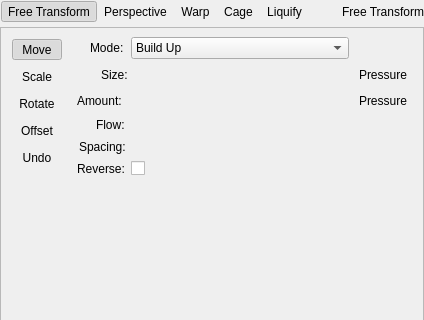
Old version of the form krita/plugins/tools/tool_transform2/wdg_tool_transform.ui in the repository KDE/krita; both pictures show x 0 to 424 and y 0 to 320 of the 424 by 558 pixel window.
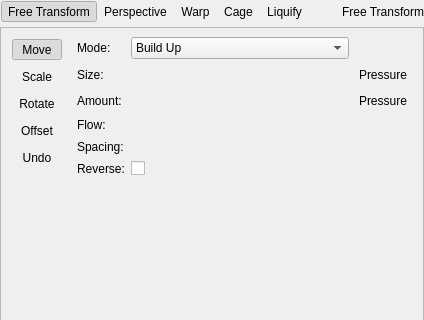
New version of the form. The open tabs and pages were chosen to show the change. Custom widgets are drawn as their Qt base class.

Patch:
```diff
--- a/krita/plugins/tools/tool_transform2/wdg_tool_transform.ui
+++ b/krita/plugins/tools/tool_transform2/wdg_tool_transform.ui
@@ -1717,7 +1717,7 @@
            <item row="4" column="1">
             <widget class="KisDoubleSliderSpinBox" name="liquifySpacingSlider" native="true"/>
            </item>
-           <item row="4" column="0" alignment="Qt::AlignRight">
+           <item row="4" column="0">
             <widget class="QLabel" name="lblSpacing">
              <property name="sizePolicy">
               <sizepolicy hsizetype="Fixed" vsizetype="Preferred">
@@ -1736,7 +1736,7 @@
              </property>
             </widget>
            </item>
-           <item row="3" column="0" alignment="Qt::AlignRight">
+           <item row="3" column="0">
             <widget class="QLabel" name="lblFlow">
              <property name="sizePolicy">
               <sizepolicy hsizetype="Fixed" vsizetype="Preferred">
@@ -1758,7 +1758,7 @@
            <item row="3" column="1">
             <widget class="KisDoubleSliderSpinBox" name="liquifyFlowSlider" native="true"/>
            </item>
-           <item row="1" column="0" alignment="Qt::AlignRight">
+           <item row="1" column="0">
             <widget class="QLabel" name="lblSize">
              <property name="sizePolicy">
               <sizepolicy hsizetype="Fixed" vsizetype="Preferred">
@@ -1802,7 +1802,7 @@
            <item row="2" column="1">
             <widget class="KisDoubleSliderSpinBox" name="liquifyAmountSlider" native="true"/>
            </item>
-           <item row="0" column="0" alignment="Qt::AlignRight">
+           <item row="0" column="0">
             <widget class="QLabel" name="label_2">
              <property name="sizePolicy">
               <sizepolicy hsizetype="Fixed" vsizetype="Preferred">
```
Left out of the diff: 8 changed lines with no effect on the pictures.
